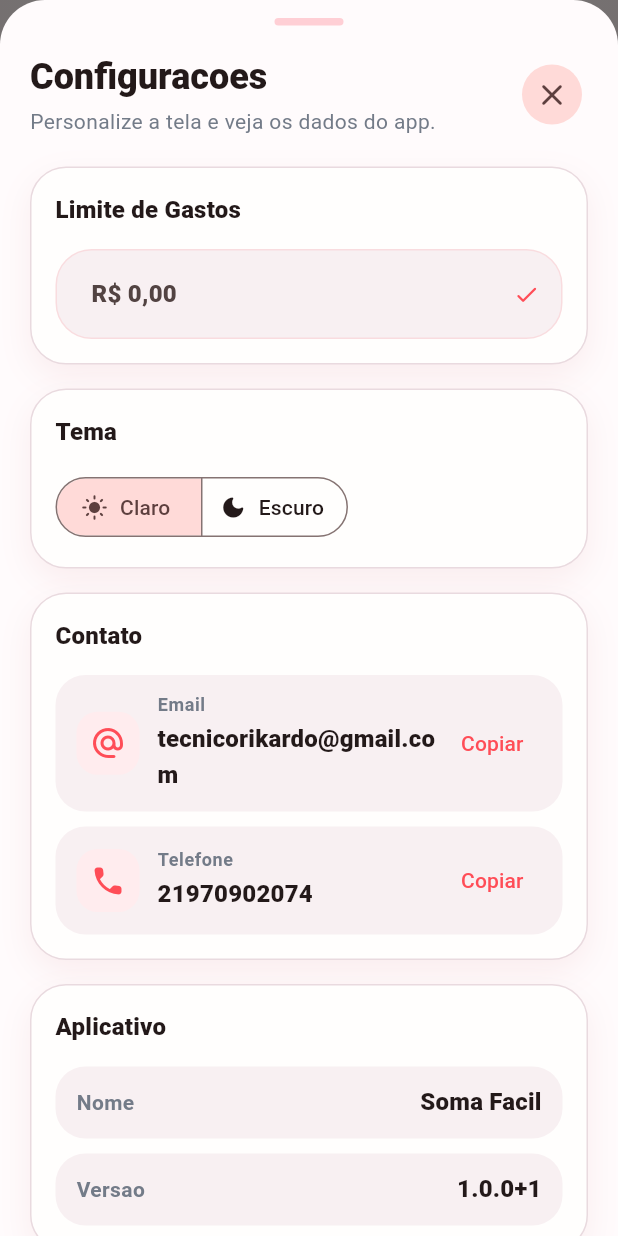
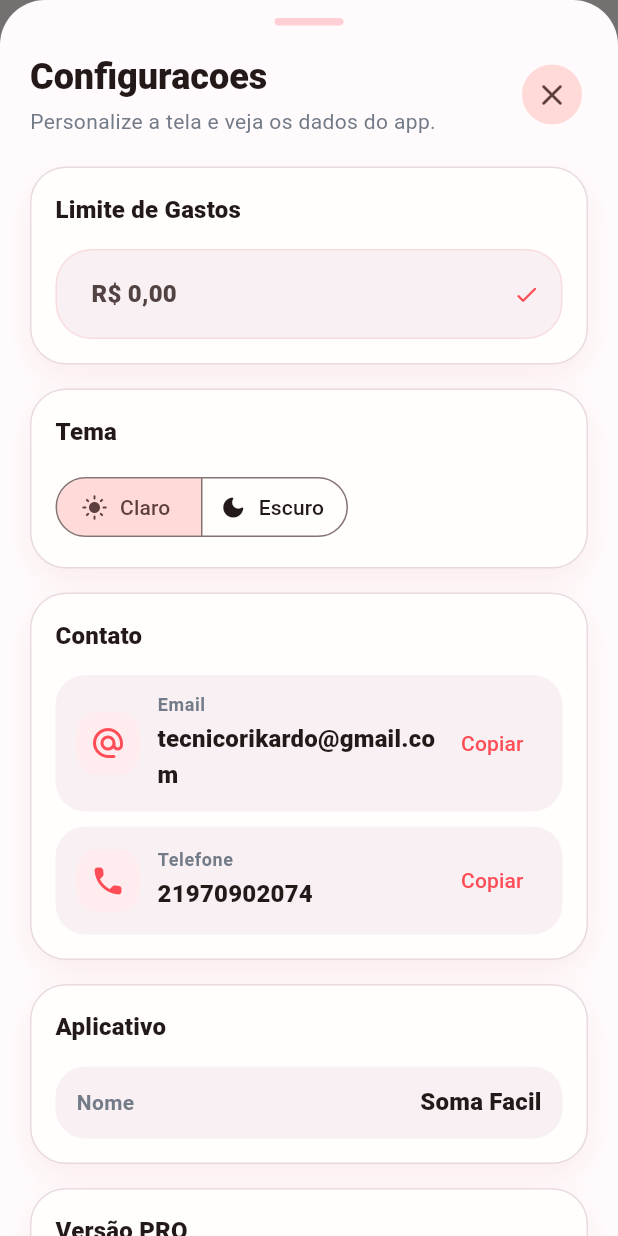
Before and after one commit to tecnicorikardo/calculadoradecompras, a Flutter app: the screen it shows after launch, after a tap on the "tune" icon, on a phone screen of 412 x 824 dp. Run offline on Flutter 3.47's test engine with Material 3 defaults, Android fonts, the phone set to English and light mode, and no system bars; our stand-ins replace google_mobile_ads, in_app_purchase, share_plus, shared_preferences; network calls fail.

```diff
--- a/lib/screens/shopping_screen.dart
+++ b/lib/screens/shopping_screen.dart
@@ -767,18 +767,9 @@
                       const SizedBox(height: 16),
                       _SettingsSection(
                         title: 'Aplicativo',
-                        child: Column(
-                          children: <Widget>[
-                            _SettingsInfoRow(
-                              label: 'Nome',
-                              value: AppInfo.appName,
-                            ),
-                            const SizedBox(height: 10),
-                            _SettingsInfoRow(
-                              label: 'Versao',
-                              value: AppInfo.appVersion,
-                            ),
-                          ],
+                        child: _SettingsInfoRow(
+                          label: 'Nome',
+                          value: AppInfo.appName,
                         ),
                       ),
                       const SizedBox(height: 16),
```
Also changed, not shown: 1 other file.
